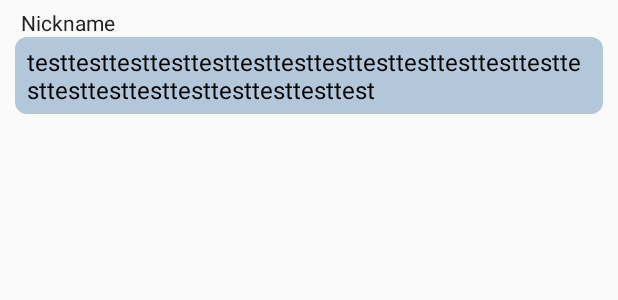
After one commit to njw1204/study-partner, an Android app: the layout chat_message.xml on its own in the app's theme, with its tools: preview values and no code run, on a phone screen of 412 x 824 dp. The commit adds this screen. Shown: the top 300 px of the screen. Run offline under Robolectric (Android 15) with nearby library versions, the light colour scheme and no system bars.

Commit message:
Improve chat design

```diff
--- a/app/src/main/java/me/blog/njw1204/studypartner/StudyChatActivity.java
+++ b/app/src/main/java/me/blog/njw1204/studypartner/StudyChatActivity.java
@@ -17,8 +17,6 @@ import com.google.firebase.database.DataSnapshot;
 import com.google.firebase.database.DatabaseReference;
 import com.google.firebase.database.FirebaseDatabase;
 import com.google.firebase.database.DatabaseError;
-import com.google.firebase.database.DatabaseReference;
-import com.google.firebase.database.FirebaseDatabase;
 
 public class StudyChatActivity extends AppCompatActivity {
 
@@ -70,7 +68,7 @@ public class StudyChatActivity extends AppCompatActivity {
     }
 
     private void openChat(String chatName) {
-        final ArrayAdapter<String> adapter = new ArrayAdapter<String>(this, android.R.layout.simple_list_item_1, android.R.id.text1);
+        final ArrayAdapter<String> adapter = new ArrayAdapter<>(this, R.layout.chat_message, R.id.text_chatmessage);
         chat_view.setAdapter(adapter);
 
 
--- /dev/null
+++ b/app/src/main/res/drawable/chat_border.xml
@@ -0,0 +1,10 @@
+<?xml version="1.0" encoding="utf-8"?>
+<shape xmlns:android="http://schemas.android.com/apk/res/android" android:shape="rectangle" >
+    <solid android:color="#DDDDDD" />
+    <stroke android:width="1dp" android:color="#DDDDDD"/>
+    <corners
+        android:bottomRightRadius="7dp"
+        android:bottomLeftRadius="7dp"
+        android:topLeftRadius="7dp"
+        android:topRightRadius="7dp"/>
+</shape>
--- /dev/null
+++ b/app/src/main/res/drawable/chat_my_border.xml
@@ -0,0 +1,10 @@
+<?xml version="1.0" encoding="utf-8"?>
+<shape xmlns:android="http://schemas.android.com/apk/res/android" android:shape="rectangle" >
+    <solid android:color="#b2c7d9" />
+    <stroke android:width="1dp" android:color="#b2c7d9"/>
+    <corners
+        android:bottomRightRadius="7dp"
+        android:bottomLeftRadius="7dp"
+        android:topLeftRadius="7dp"
+        android:topRightRadius="7dp"/>
+</shape>
--- a/app/src/main/res/layout/activity_study_chat.xml
+++ b/app/src/main/res/layout/activity_study_chat.xml
@@ -12,6 +12,8 @@
         android:layout_height="match_parent"
         android:layout_above="@+id/send_Framelayout"
         android:layout_marginBottom="3dp"
+        android:divider="#ffffff"
+        android:dividerHeight="0dp"
         android:transcriptMode="alwaysScroll" />
 
     <FrameLayout
--- /dev/null
+++ b/app/src/main/res/layout/chat_message.xml
@@ -0,0 +1,34 @@
+<?xml version="1.0" encoding="utf-8"?>
+<RelativeLayout xmlns:android="http://schemas.android.com/apk/res/android"
+    android:layout_width="match_parent"
+    android:layout_height="wrap_content"
+    android:paddingTop="5dp"
+    android:paddingBottom="5dp">
+
+    <TextView
+        android:id="@+id/nick_chatmessage"
+        android:layout_width="wrap_content"
+        android:layout_height="wrap_content"
+        android:layout_alignParentLeft="true"
+        android:layout_alignParentTop="true"
+        android:layout_marginLeft="10dp"
+        android:paddingLeft="4dp"
+        android:text="Nickname"
+        android:textColor="@color/m_grey_900" />
+
+    <TextView
+        android:id="@+id/text_chatmessage"
+        android:layout_width="wrap_content"
+        android:layout_height="wrap_content"
+        android:layout_below="@+id/nick_chatmessage"
+        android:layout_marginLeft="10dp"
+        android:layout_marginRight="10dp"
+        android:background="@drawable/chat_my_border"
+        android:paddingLeft="8dp"
+        android:paddingTop="5dp"
+        android:paddingRight="8dp"
+        android:paddingBottom="5dp"
+        android:text="testtesttesttesttesttesttesttesttesttesttesttesttesttesttesttesttesttesttesttesttesttest"
+        android:textColor="@android:color/black"
+        android:textSize="16sp" />
+</RelativeLayout>
```
